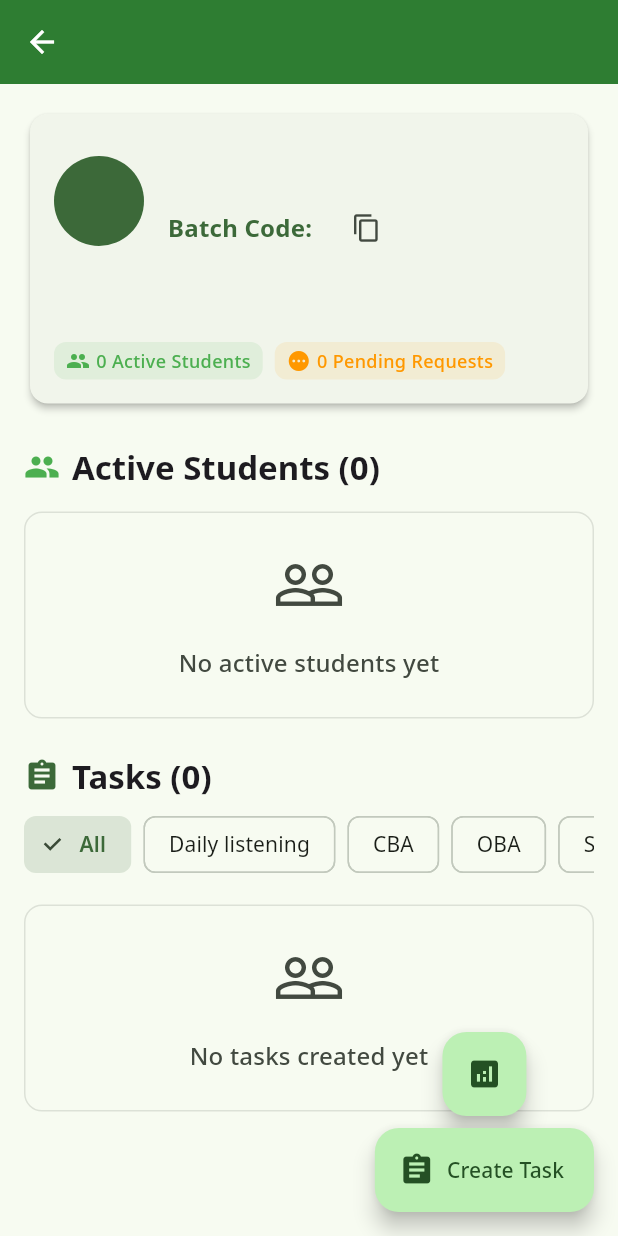
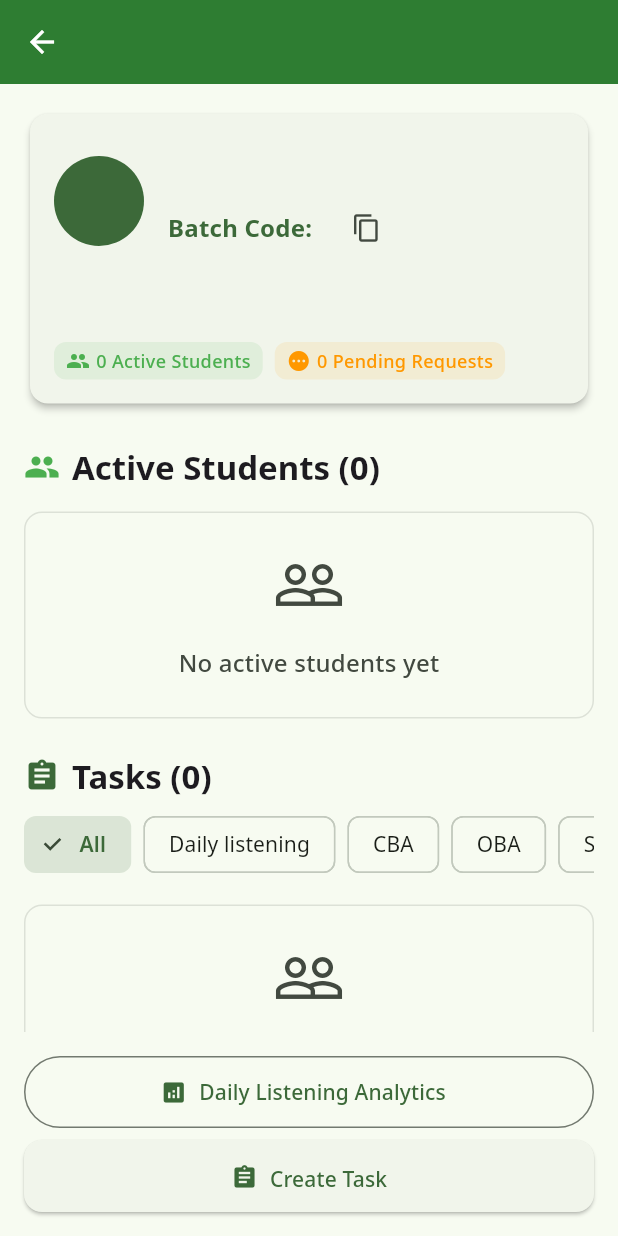
Before and after one commit to ItsArupSaha/give-app, a Flutter app: the BatchDetailsScreen screen opened directly with empty values, on a phone screen of 412 x 824 dp. Run offline on Flutter 3.47's test engine with Material 3 defaults, Android fonts, the light colour scheme and no system bars; our stand-ins replace audioplayers, cloud_firestore, country_code_picker, file_picker, firebase_auth, firebase_core and 3 more; missing offline and left inert: record; accounts and stored records are empty; generated files the repository leaves out were written again.

Commit message:
buttons are now fixed.

```diff
--- a/lib/screens/teacher/batch_details_screen.dart
+++ b/lib/screens/teacher/batch_details_screen.dart
@@ -99,23 +99,33 @@ class _BatchDetailsScreenState extends State<BatchDetailsScreen> {
             ? _buildErrorState()
             : _buildContent(),
       ),
-      floatingActionButton: Column(
-        mainAxisAlignment: MainAxisAlignment.end,
+      bottomNavigationBar: SafeArea(
+        child: Padding(
+          padding: const EdgeInsets.all(AppConstants.defaultPadding),
+          child: Column(
+            mainAxisSize: MainAxisSize.min,
+            crossAxisAlignment: CrossAxisAlignment.stretch,
             children: [
-          FloatingActionButton(
+              SizedBox(
+                height: 48,
+                child: OutlinedButton.icon(
                   onPressed: () => _showSubmissionReport(),
-            heroTag: "report",
-            child: const Icon(Icons.analytics),
-            tooltip: 'Submission Report',
+                  icon: const Icon(Icons.analytics),
+                  label: const Text('Daily Listening Analytics'),
                 ),
-          const SizedBox(height: 8),
-          FloatingActionButton.extended(
+              ),
+              const SizedBox(height: AppConstants.smallPadding),
+              SizedBox(
+                height: 48,
+                child: ElevatedButton.icon(
                   onPressed: () => _navigateToCreateTask(),
                   icon: const Icon(Icons.assignment),
                   label: const Text('Create Task'),
-            heroTag: "create",
+                ),
               ),
             ],
+          ),
+        ),
       ),
     );
   }
```
Lines whose indentation alone changed are shown as unchanged.
